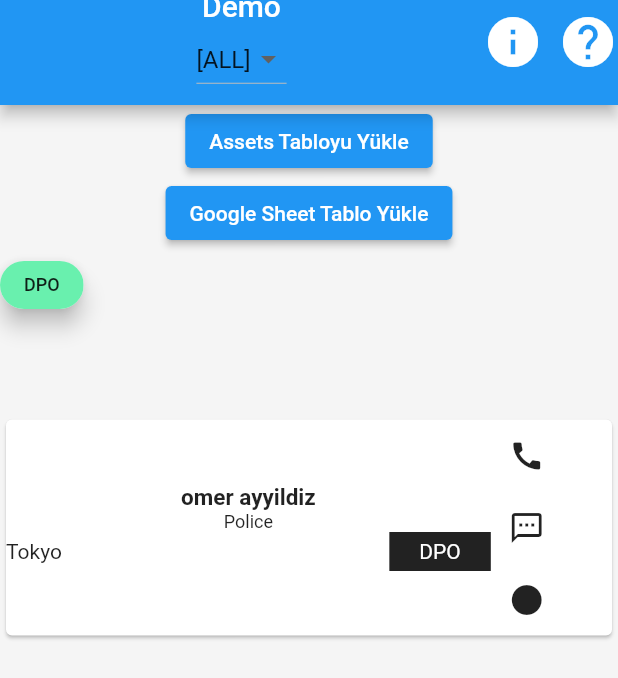
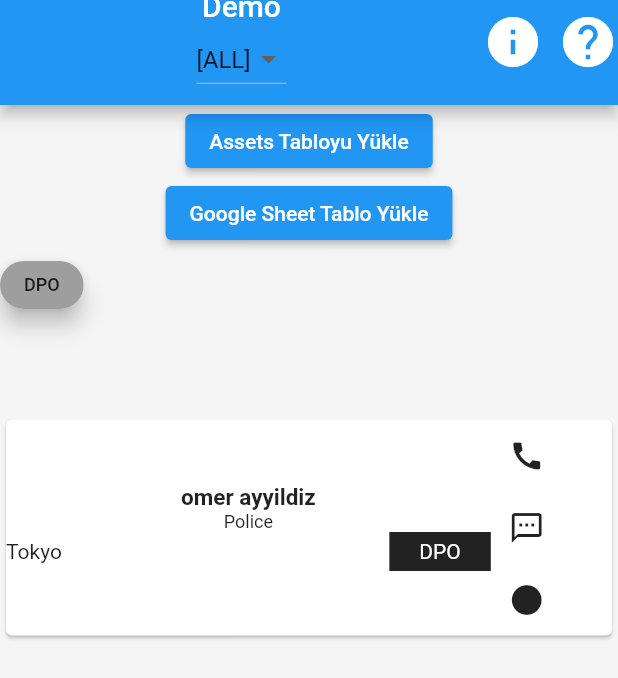
Before and after one commit to omer-ayyildiz/Contacts-App, a Flutter app: the screen it shows after launch, after a tap on "Assets Tabloyu Yükle", on a phone screen of 412 x 824 dp. Shown: the top 678 px of the screen. Run offline on Flutter 3.47's test engine with Material 2 defaults, Android fonts, the phone set to English and light mode, and no system bars; our stand-ins replace cloud_firestore, csv, firebase_core; missing offline and left inert: gsheets; accounts and stored records are empty; key blocks and very long unbroken strings in the code were emptied for the run.

Commit message:
31.08.2023

```diff
--- a/lib/main.dart
+++ b/lib/main.dart
@@ -39,10 +39,15 @@ class _MyHomePageState extends State<MyHomePage> {
   final db = FirebaseFirestore.instance;
   List<String> itemList = [];
   String location = '[ALL]';
+
+  List<String> catList = [];
+  String category = '[ALL]';
+
   @override
   void initState() {
     super.initState();
     fetchData();
+    fetchCategories();
   }
 
   Future<void> fetchData() async {
@@ -58,6 +63,22 @@ class _MyHomePageState extends State<MyHomePage> {
     });
     setState(() {
       itemList = tempItemList;
+    });
+  }
+
+  Future<void> fetchCategories() async {
+    final CollectionReference itemRef =
+        FirebaseFirestore.instance.collection('contacts');
+    QuerySnapshot querySnapshot = await itemRef.get();
+    List<String> tempItemList = [];
+    tempItemList.add('[ALL]');
+    querySnapshot.docs.forEach((element) {
+      if (!tempItemList.contains(element['category'].toString())) {
+        tempItemList.add(element['category'].toString());
+      }
+    });
+    setState(() {
+      catList = tempItemList;
     });
   }
 
@@ -93,6 +114,16 @@ class _MyHomePageState extends State<MyHomePage> {
     );
   }
 
+  Widget chips2() {
+    return Wrap(
+      spacing: 8,
+      runSpacing: 4,
+      children: catList.map((String e) {
+        return myChip(e);
+      }).toList(),
+    );
+  }
+
   Widget chips() {
     return FutureBuilder(
       future: Firebase.initializeApp(),
@@ -117,7 +148,9 @@ class _MyHomePageState extends State<MyHomePage> {
                   var data = snapshot.data!.docs;
                   return Wrap(
                     children: [
-                      myChip(data[index]['category'], Colors.grey),
+                      myChip(
+                        data[index]['category'],
+                      ),
                     ],
                   );
                 },
@@ -135,11 +168,22 @@ class _MyHomePageState extends State<MyHomePage> {
       builder: (context, snapshot) {
         return StreamBuilder<QuerySnapshot>(
           stream: location == '[ALL]'
-              ? db.collection('contacts').snapshots()
-              : db
-                  .collection('contacts')
-                  .where('location', isEqualTo: location)
-                  .snapshots(),
+              ? category == '[ALL]'
+                  ? db.collection('contacts').snapshots()
+                  : db
+                      .collection('contacts')
+                      .where('category', isEqualTo: category)
+                      .snapshots()
+              : category == '[ALL]'
+                  ? db
+                      .collection('contacts')
+                      .where('location', isEqualTo: location)
+                      .snapshots()
+                  : db
+                      .collection('contacts')
+                      .where('location', isEqualTo: location)
+                      .where('category', isEqualTo: category)
+                      .snapshots(),
           builder: (context, snapshot) {
             if (!snapshot.hasData) {
               return const Center(
@@ -362,47 +406,20 @@ class _MyHomePageState extends State<MyHomePage> {
     );
   }
 
-  Widget myChip(String label, Color color) {
-    Color color = Colors.amber;
-    var rnd = Random();
-    int i = rnd.nextInt(6);
-    switch (i) {
-      case 1:
-        color = Colors.deepOrange;
-
-        break;
-      case 2:
-        color = Colors.purple;
-
-        break;
-      case 3:
-        color = Colors.orangeAccent;
-
-        break;
-      case 4:
-        color = Colors.greenAccent;
-
-        break;
-      case 5:
-        color = Colors.blue;
-
-        break;
-      case 6:
-        color = Colors.yellow;
-
-        break;
-      default:
-    }
-
+  Widget myChip(String label) {
     return GestureDetector(
-      onTap: () {},
+      onTap: () {
+        setState(() {
+          category = label;
+        });
+      },
       child: Chip(
         label: Text(
           label,
           style: const TextStyle(fontSize: 12),
         ),
         labelPadding: const EdgeInsets.only(left: 8, right: 8),
-        backgroundColor: color,
+        backgroundColor: category == label ? Colors.green : Colors.grey,
         elevation: 6,
         shadowColor: Colors.grey[60],
         padding: const EdgeInsets.all(8),
```
